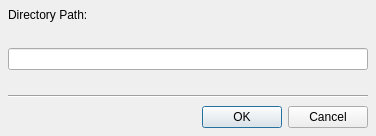
This is ui/createdirdialog.ui in maxavadallat/maxcommander as Qt 5 draws it before an edit. The edited form follows.
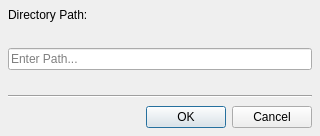
This is the edited form.

What changed in the file:
```diff
--- a/ui/createdirdialog.ui
+++ b/ui/createdirdialog.ui
@@ -6,7 +6,7 @@
    <rect>
     <x>0</x>
     <y>0</y>
-    <width>376</width>
+    <width>320</width>
     <height>136</height>
    </rect>
   </property>
@@ -18,7 +18,7 @@
   </property>
   <property name="minimumSize">
    <size>
-    <width>376</width>
+    <width>320</width>
     <height>136</height>
    </size>
   </property>
@@ -67,13 +67,19 @@
      </property>
      <property name="minimumSize">
       <size>
-       <width>360</width>
+       <width>0</width>
        <height>0</height>
       </size>
      </property>
      <property name="focusPolicy">
       <enum>Qt::StrongFocus</enum>
      </property>
+     <property name="placeholderText">
+      <string>Enter Path...</string>
+     </property>
+     <property name="clearButtonEnabled">
+      <bool>true</bool>
+     </property>
     </widget>
    </item>
    <item row="3" column="0">
```
